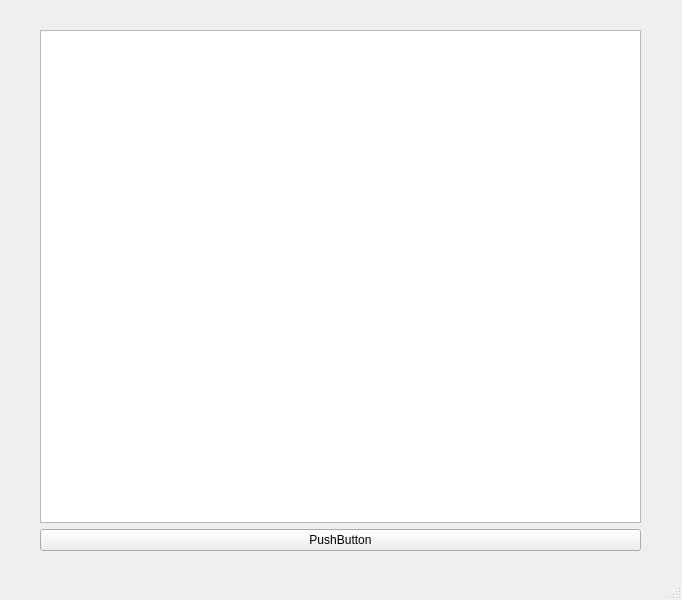
Qt form forms/mainwindow.ui (AlexandrFarr/projectBd) before a commit.
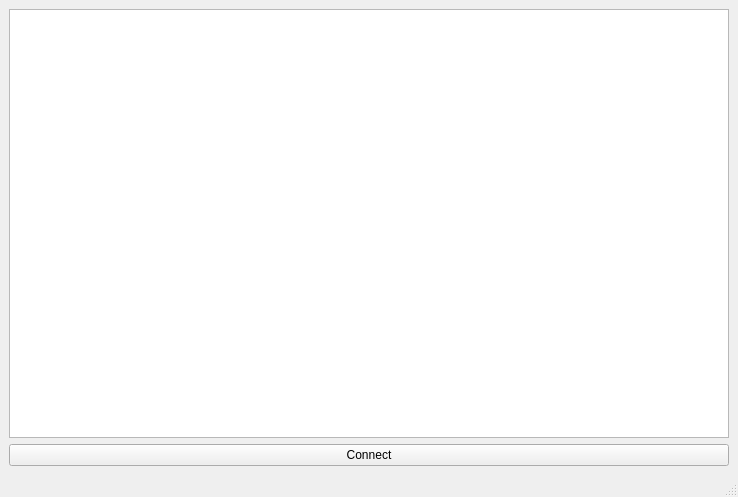
The same form after that commit.

What changed in the file:
```diff
--- a/forms/mainwindow.ui
+++ b/forms/mainwindow.ui
@@ -6,36 +6,30 @@
    <rect>
     <x>0</x>
     <y>0</y>
-    <width>682</width>
-    <height>600</height>
+    <width>738</width>
+    <height>497</height>
    </rect>
   </property>
   <property name="windowTitle">
    <string>MainWindow</string>
   </property>
   <widget class="QWidget" name="centralwidget">
-   <widget class="QWidget" name="layoutWidget">
-    <property name="geometry">
-     <rect>
-      <x>40</x>
-      <y>30</y>
-      <width>601</width>
-      <height>521</height>
-     </rect>
-    </property>
-    <layout class="QVBoxLayout" name="verticalLayout">
-     <item>
+   <layout class="QGridLayout" name="gridLayout_2">
+    <item row="0" column="0">
+     <layout class="QGridLayout" name="gridLayout">
+      <item row="0" column="0">
       <widget class="QTableView" name="tableView"/>
      </item>
-     <item>
+      <item row="1" column="0">
       <widget class="QPushButton" name="buttonQuery">
        <property name="text">
-        <string>PushButton</string>
+         <string>Connect</string>
        </property>
       </widget>
      </item>
     </layout>
-   </widget>
+    </item>
+   </layout>
   </widget>
   <widget class="QMenuBar" name="menubar">
    <property name="geometry">
```
Left out of the diff: 2 changed lines with no effect on the pictures. Lines whose indentation alone changed are shown as unchanged.
